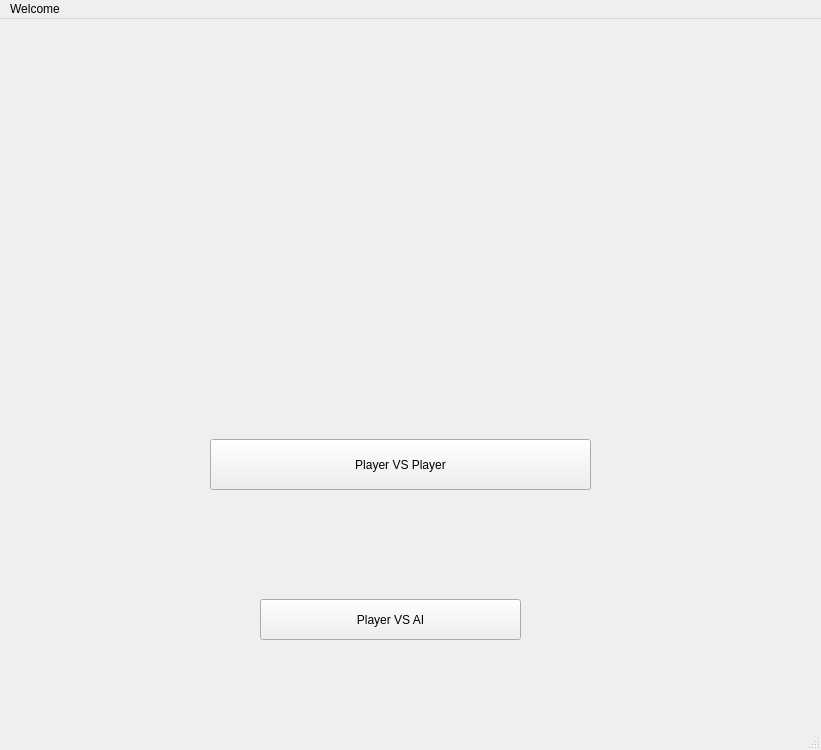
Above: tictactoev/mainwindow.ui from Jolinejo/Advanced-Tic-Tac-Toe before the change. Below: the same form after it.
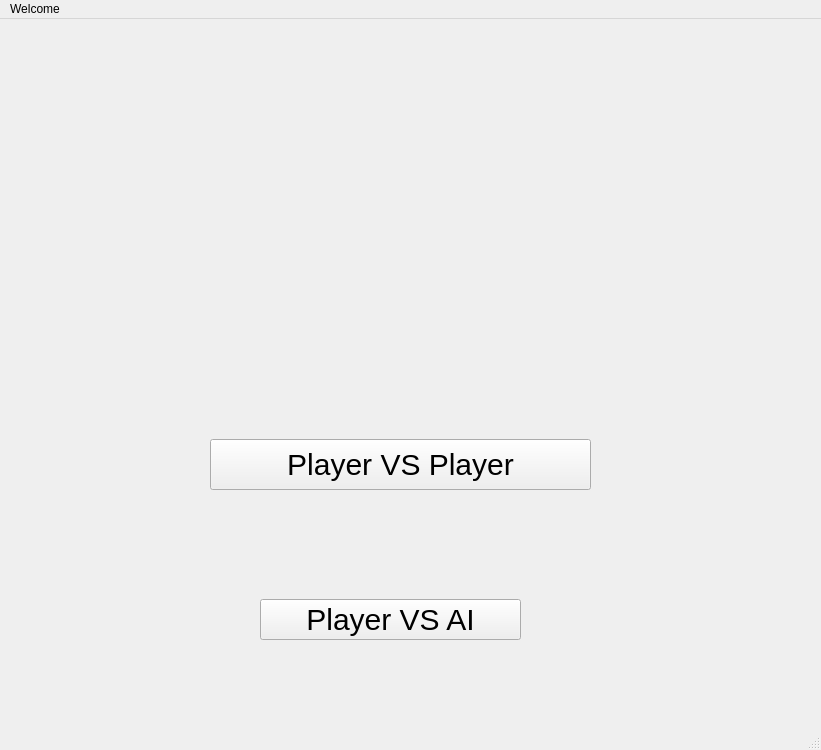
That is the form after the change. Icons and pictures are not drawn.

```diff
--- a/tictactoev/mainwindow.ui
+++ b/tictactoev/mainwindow.ui
@@ -49,6 +49,9 @@
       <height>51</height>
      </rect>
     </property>
+    <property name="styleSheet">
+     <string notr="true">font-size: 30px;</string>
+    </property>
     <property name="text">
      <string>Player VS Player</string>
     </property>
@@ -62,6 +65,9 @@
       <height>41</height>
      </rect>
     </property>
+    <property name="styleSheet">
+     <string notr="true">font-size: 30px;</string>
+    </property>
     <property name="text">
      <string>Player VS AI</string>
     </property>
```
Left out of the diff: 2 changed lines with no effect on the pictures.
